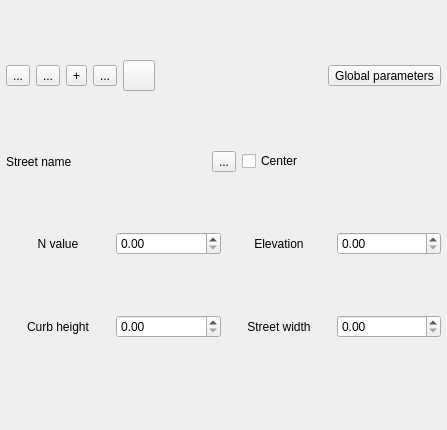
Above: flo2d/ui/street_editor.ui from FLO-2DSoftware/qgis-flo-2d-plugin before the change. Below: the same form after it.
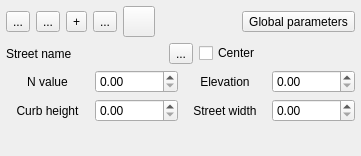
That is the form after the change. Icons and pictures are not drawn.

Commit message: added dummy rain editor

Diff of the .ui file:
```diff
--- a/flo2d/ui/street_editor.ui
+++ b/flo2d/ui/street_editor.ui
@@ -6,8 +6,8 @@
    <rect>
     <x>0</x>
     <y>0</y>
-    <width>447</width>
-    <height>430</height>
+    <width>361</width>
+    <height>156</height>
    </rect>
   </property>
   <property name="minimumSize">
@@ -263,7 +263,7 @@
    <item>
     <layout class="QHBoxLayout" name="horizontalLayout">
      <property name="bottomMargin">
-      <number>30</number>
+      <number>0</number>
      </property>
      <item>
       <widget class="QLabel" name="label_h">
@@ -307,6 +307,19 @@
      </item>
     </layout>
    </item>
+   <item>
+    <spacer name="verticalSpacer">
+     <property name="orientation">
+      <enum>Qt::Vertical</enum>
+     </property>
+     <property name="sizeHint" stdset="0">
+      <size>
+       <width>20</width>
+       <height>40</height>
+      </size>
+     </property>
+    </spacer>
+   </item>
   </layout>
  </widget>
  <resources/>
```
The commit also changes 13 other files.
